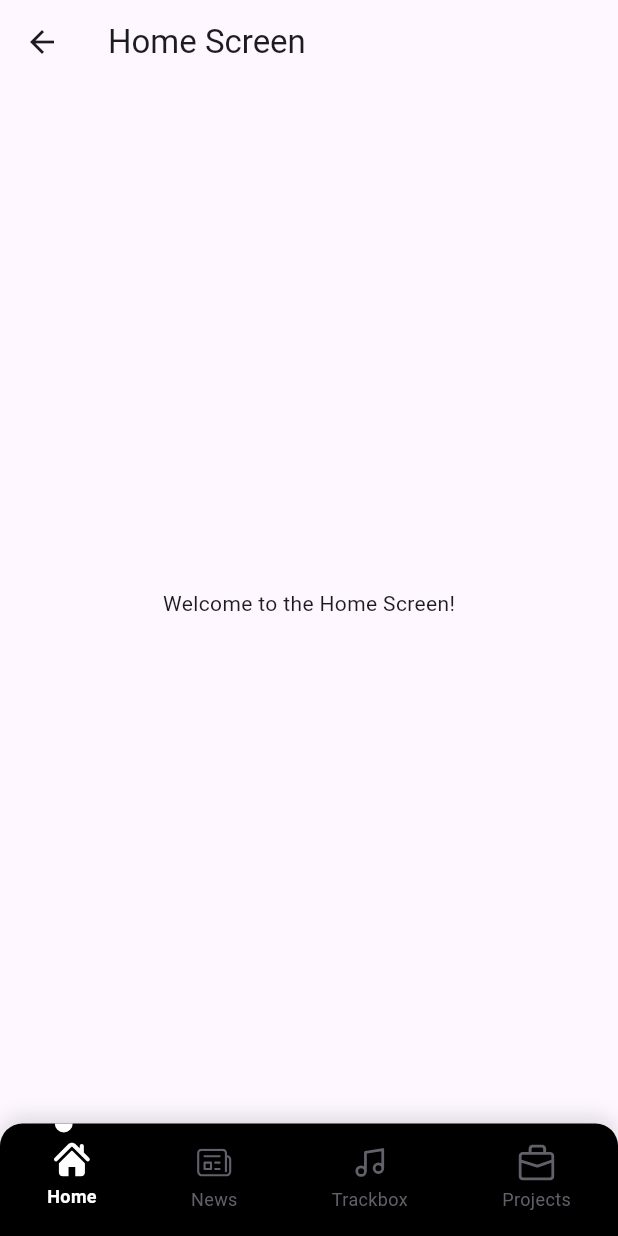
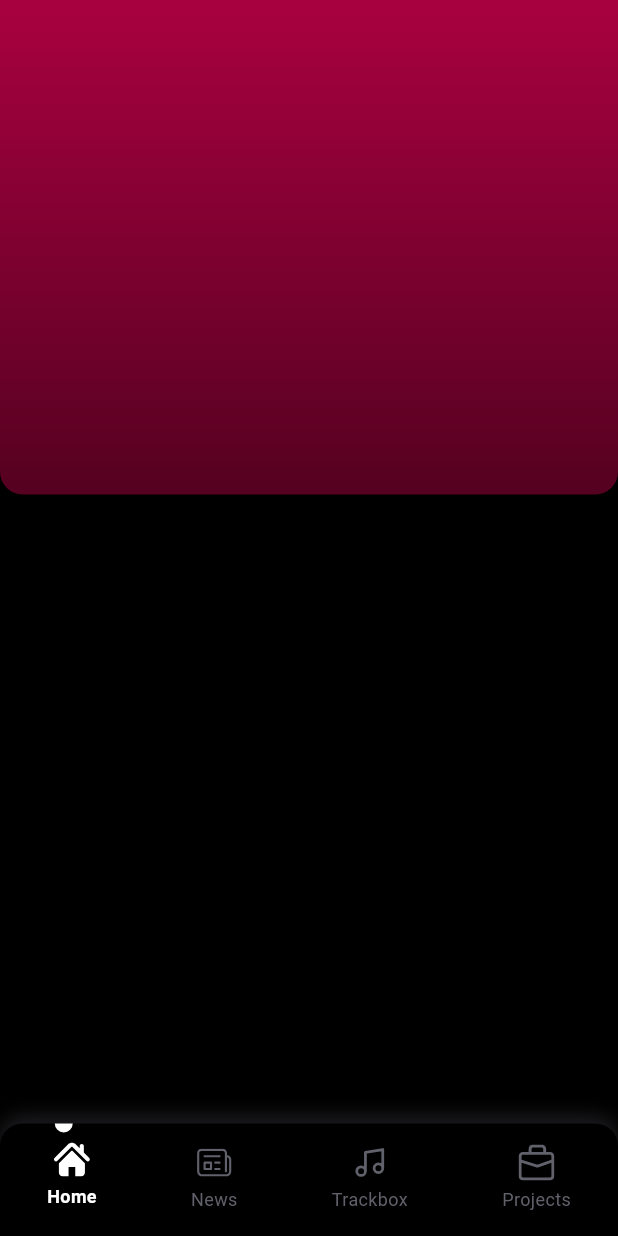
Before and after one commit to Naman2004singh/Music-app, a Flutter app: the screen it shows after launch, on a phone screen of 412 x 824 dp. Run offline on Flutter 3.47's test engine with Material 3 defaults, Android fonts, the phone set to English and light mode, and no system bars; our stand-ins replace flutter_riverpod, flutter_svg.

Commit message:
Enhance UI by adding background colors and new text styles to multiple screens; update home gradient definition.

```diff
--- a/lib/utils/app_colors.dart
+++ b/lib/utils/app_colors.dart
@@ -2,7 +2,10 @@ import 'package:flutter/material.dart';
 
 class AppColors {
   //Gradients
-  static const LinearGradient homeGradient = LinearGradient(colors: [redColor,brownColor]);
+  static const LinearGradient homeGradient = LinearGradient(colors: [redColor,brownColor],
+    begin: Alignment.topCenter,
+    end: Alignment.bottomCenter,
+  );
   //colors
   static const Color redColor = Color(0xffA90140);
   static const Color brownColor = Color(0xff550120);
--- a/lib/utils/app_textstyle.dart
+++ b/lib/utils/app_textstyle.dart
@@ -22,4 +22,9 @@ class AppTextstyle {
       fontSize: 14,
       fontWeight: FontWeight.w700,
       color: AppColors.blackColor);
+  static const TextStyle newStyle = TextStyle(
+      fontFamily: "Lobster",
+      fontSize: 40,
+      fontWeight: FontWeight.w700,
+      color: AppColors.whiteColor);
 }
--- a/lib/view/appNavigation/app_naviagtion.dart
+++ b/lib/view/appNavigation/app_naviagtion.dart
@@ -1,6 +1,7 @@
 import 'package:flutter/material.dart';
 import 'package:flutter_riverpod/flutter_riverpod.dart';
 import 'package:music_app/repository/providers.dart';
+import 'package:music_app/utils/app_colors.dart';
 import 'package:music_app/view/appNavigation/widgets/custom_navigation.dart';
 import 'package:music_app/view/home/home_screen.dart';
 import 'package:music_app/view/news/news_screen.dart';
@@ -36,6 +37,7 @@ class AppNaviagtion extends ConsumerWidget {
           }
         },
         child: Scaffold(
+          backgroundColor: AppColors.blackColor,
           body: IndexedStack(
             index: selectedIndex,
             children: const [
--- a/lib/view/appNavigation/widgets/custom_navigation.dart
+++ b/lib/view/appNavigation/widgets/custom_navigation.dart
@@ -27,7 +27,7 @@ class CustomBottomNavigationBar extends StatelessWidget {
             topRight: Radius.circular(AppConstants.borderRadius)),
         boxShadow: [
           BoxShadow(
-            color: AppColors.lightGreyColor.withOpacity(0.2),
+            color: AppColors.lightGreyColor.withOpacity(0.3),
             blurRadius: 10,
             offset: const Offset(0, -5),
           ),
--- a/lib/view/home/home_screen.dart
+++ b/lib/view/home/home_screen.dart
@@ -1,4 +1,6 @@
 import 'package:flutter/material.dart';
+import 'package:music_app/utils/app_colors.dart';
+import 'package:music_app/utils/app_constants.dart';
 
 class HomeScreen extends StatefulWidget {
   const HomeScreen({super.key});
@@ -11,13 +13,19 @@ class _HomeScreenState extends State<HomeScreen> {
   @override
   Widget build(BuildContext context) {
     return Scaffold(
-      appBar: AppBar(
-        title: const Text('Home Screen'),
-      ),
-      body: Center(
-        child: Text(
-          'Welcome to the Home Screen!',
-        ),
+      backgroundColor: AppColors.blackColor,
+      body: ListView(
+        children: [
+          Container(
+            height: AppConstants.screenHeight(context) * 0.4,
+            decoration: const BoxDecoration(
+              gradient: AppColors.homeGradient,
+              borderRadius: BorderRadius.only(
+                  bottomLeft: Radius.circular(AppConstants.borderRadius),
+                  bottomRight: Radius.circular(AppConstants.borderRadius)),
+            ),
+          )
+        ],
       ),
     );
   }
```
Also changed, not shown: lib/view/news/news_screen.dart (+8 -1 lines), lib/view/projects/project_screen.dart (+8 -1 lines), lib/view/trackBox/trackbox_screen.dart (+8 -1 lines).
